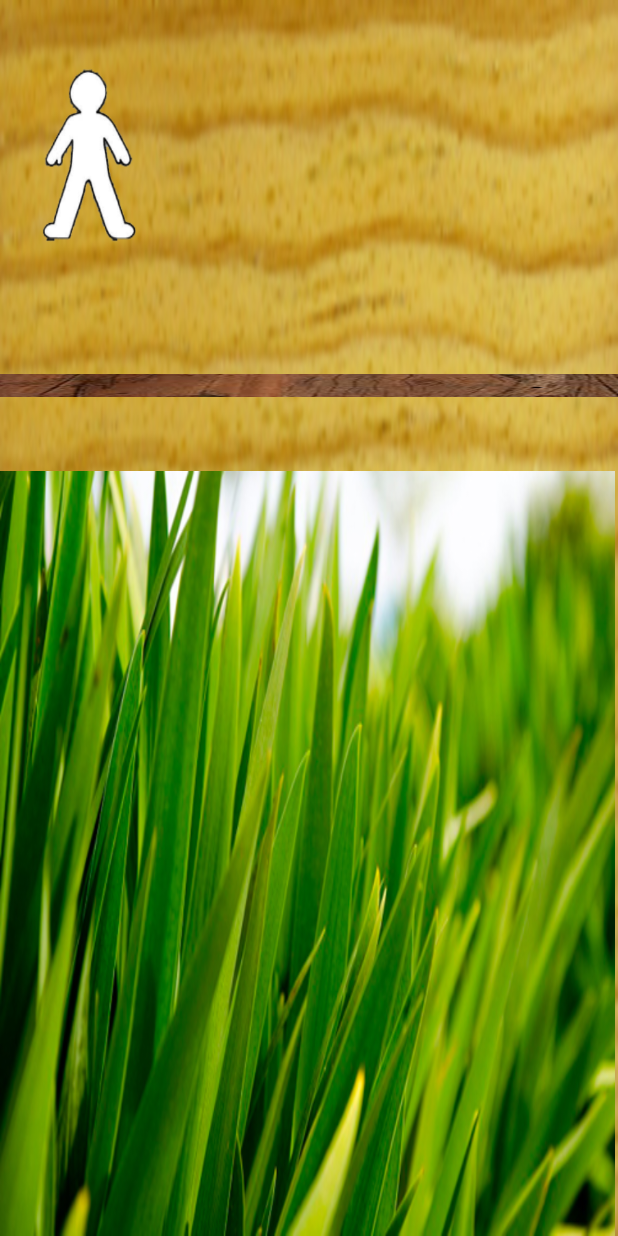
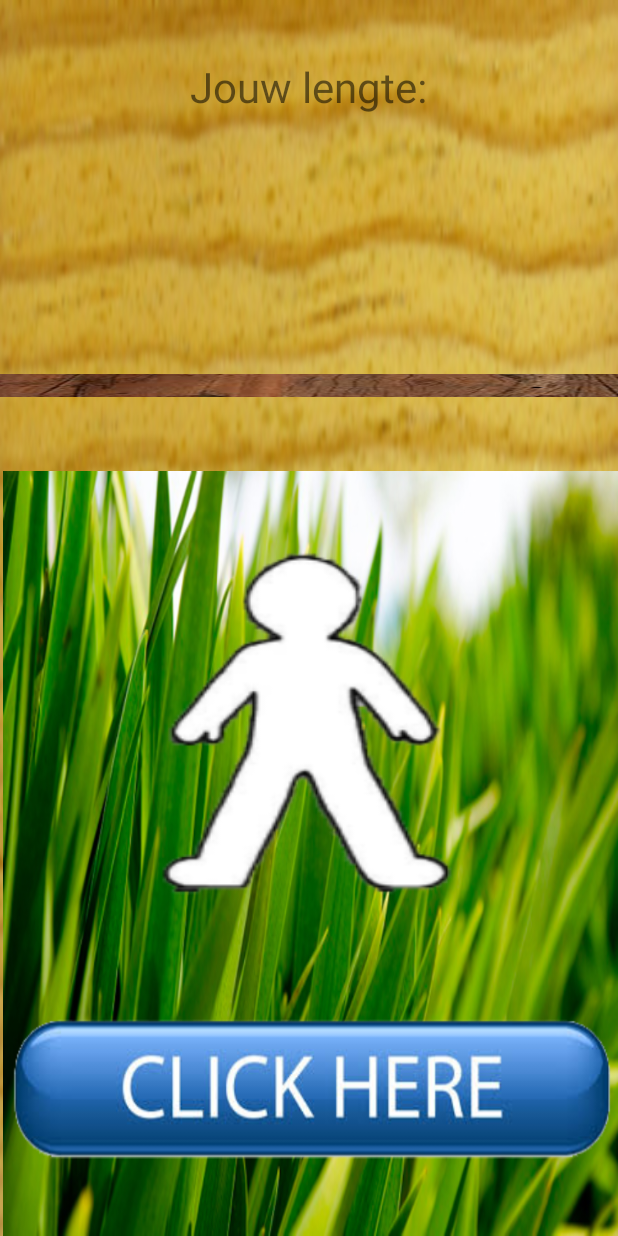
Before and after one commit to R0elie/Groeiclicker2.0, an Android app: the layout fragment_main__game.xml on its own in the app's theme, with its tools: preview values and no code run, on a phone screen of 412 x 824 dp. Run offline under Robolectric (Android 15) with nearby library versions, the phone set to English and light mode, and no system bars.

Commit message:
click button, tekst

```diff
--- a/app/src/main/java/com/example/groeiclicker/Main_Game.kt
+++ b/app/src/main/java/com/example/groeiclicker/Main_Game.kt
@@ -53,6 +53,9 @@ class Main_Game : Fragment() {
                 arguments = Bundle().apply {
                     putString(ARG_PARAM1, param1)
                     putString(ARG_PARAM2, param2)
+
+
+
                 }
             }
     }
--- a/app/src/main/res/layout/fragment_main__game.xml
+++ b/app/src/main/res/layout/fragment_main__game.xml
@@ -7,6 +7,8 @@
     android:layout_height="match_parent"
     android:background="@drawable/achtergrond"
     android:clickable="false"
+    android:outlineAmbientShadowColor="#FF0000"
+    android:outlineSpotShadowColor="#D33838"
     tools:context=".Main_Game">
 
     <ImageView
@@ -21,7 +23,7 @@
         android:visibility="visible"
         app:layout_constraintBottom_toBottomOf="parent"
         app:layout_constraintEnd_toEndOf="parent"
-        app:layout_constraintHorizontal_bias="0.0"
+        app:layout_constraintHorizontal_bias="1.0"
         app:layout_constraintStart_toStartOf="parent"
         app:layout_constraintTop_toTopOf="parent"
         app:layout_constraintVertical_bias="1.0"
@@ -29,14 +31,18 @@
 
     <ImageButton
         android:id="@+id/imageButton"
-        android:layout_width="109dp"
-        android:layout_height="182dp"
+        android:layout_width="288dp"
+        android:layout_height="340dp"
         android:backgroundTint="#00FFFFFF"
         android:scaleType="fitXY"
         android:src="@drawable/hele_maai"
         android:tint="#00FFFFFF"
-        tools:layout_editor_absoluteX="151dp"
-        tools:layout_editor_absoluteY="573dp" />
+        app:layout_constraintBottom_toBottomOf="parent"
+        app:layout_constraintEnd_toEndOf="parent"
+        app:layout_constraintHorizontal_bias="0.368"
+        app:layout_constraintStart_toStartOf="parent"
+        app:layout_constraintTop_toTopOf="parent"
+        app:layout_constraintVertical_bias="0.594" />
 
     <ImageView
         android:id="@+id/imageView4"
@@ -51,4 +57,31 @@
         app:layout_constraintTop_toTopOf="parent"
         app:layout_constraintVertical_bias="0.308" />
 
+    <TextView
+        android:id="@+id/textView6"
+        android:layout_width="wrap_content"
+        android:layout_height="wrap_content"
+        android:text="Jouw lengte:"
+        android:textSize="28dp"
+        app:layout_constraintBottom_toBottomOf="parent"
+        app:layout_constraintEnd_toEndOf="parent"
+        app:layout_constraintHorizontal_bias="0.498"
+        app:layout_constraintStart_toStartOf="parent"
+        app:layout_constraintTop_toTopOf="parent"
+        app:layout_constraintVertical_bias="0.049" />
+
+    <ImageButton
+        android:id="@+id/imageButton11"
+        android:layout_width="408dp"
+        android:layout_height="117dp"
+        android:background="#00FFFFFF"
+        android:scaleType="fitXY"
+        android:src="@drawable/click"
+        app:layout_constraintBottom_toBottomOf="parent"
+        app:layout_constraintEnd_toEndOf="parent"
+        app:layout_constraintHorizontal_bias="1.0"
+        app:layout_constraintStart_toStartOf="parent"
+        app:layout_constraintTop_toTopOf="parent"
+        app:layout_constraintVertical_bias="0.931" />
+
 </androidx.constraintlayout.widget.ConstraintLayout>
```
Also changed, not shown: app/src/main/res/drawable-ict/_60_f_293997068_pn2wrgx1mb8lkvrq4b3rmffaiwo9sx88.jpg (added), app/src/main/res/drawable-ict/images__1_.png (added), app/src/main/res/drawable-mdpi/_60_f_293997068_pn2wrgx1mb8lkvrq4b3rmffaiwo9sx88.jpg (added), app/src/main/res/drawable-mdpi/click.png (added).
